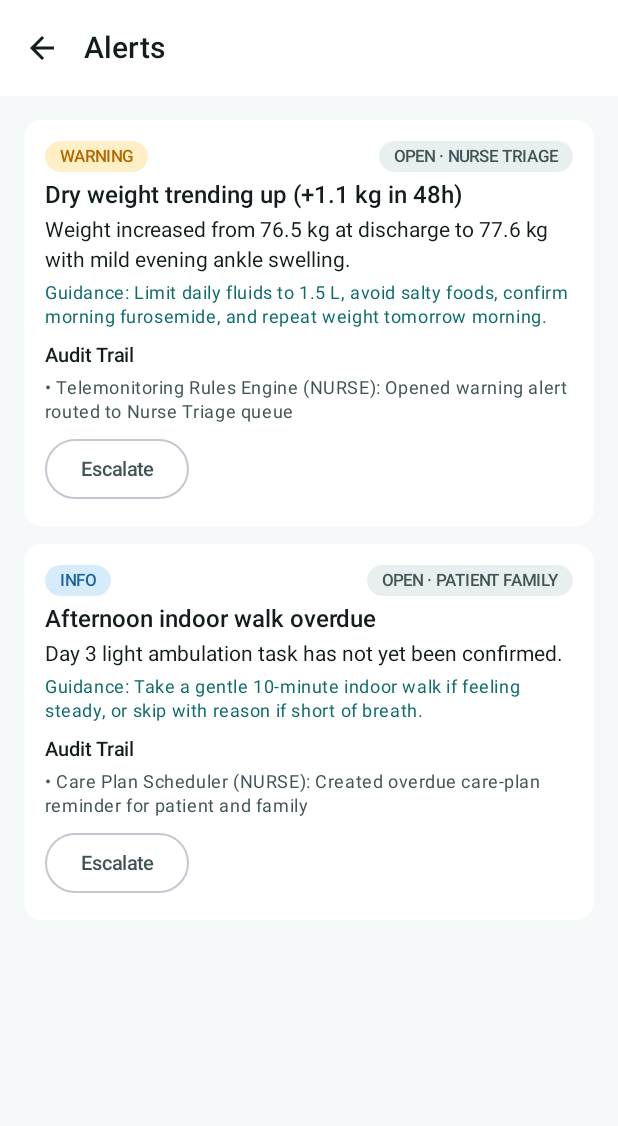
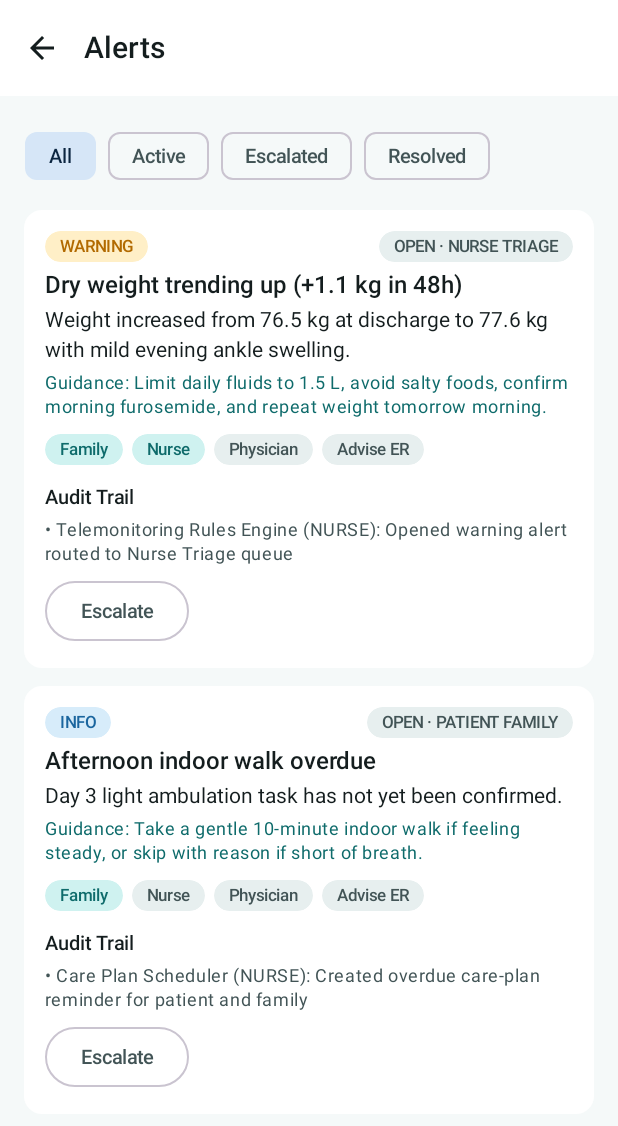
Before and after one commit to gilsonjuniorpro/hospital-discharge-companion, an Android app built with Jetpack Compose: the composable AlertsScreen shown on its own in the app's theme, on a phone screen of 412 x 824 dp. Shown: the top 1126 px of the screen. Run offline under Robolectric (Android 15) with nearby library versions, the phone set to English and light mode, and no system bars; our stand-ins replace Dagger/Hilt's generated code.

Commit message:
feat: add visual 4-stage escalation ladder and alert status filter chips on AlertsScreen

```diff
--- a/app/src/main/java/com/hospitaldischargecompanion/feature/alerts/AlertsScreen.kt
+++ b/app/src/main/java/com/hospitaldischargecompanion/feature/alerts/AlertsScreen.kt
@@ -9,6 +9,7 @@ import androidx.compose.foundation.layout.fillMaxSize
 import androidx.compose.foundation.layout.fillMaxWidth
 import androidx.compose.foundation.layout.padding
 import androidx.compose.foundation.lazy.LazyColumn
+import androidx.compose.foundation.lazy.LazyRow
 import androidx.compose.foundation.lazy.items
 import androidx.compose.material.icons.Icons
 import androidx.compose.material.icons.automirrored.outlined.ArrowBack
@@ -17,6 +18,7 @@ import androidx.compose.material3.Button
 import androidx.compose.material3.Card
 import androidx.compose.material3.CardDefaults
 import androidx.compose.material3.ExperimentalMaterial3Api
+import androidx.compose.material3.FilterChip
 import androidx.compose.material3.Icon
 import androidx.compose.material3.IconButton
 import androidx.compose.material3.MaterialTheme
@@ -36,6 +38,7 @@ import androidx.lifecycle.compose.collectAsStateWithLifecycle
 import com.hospitaldischargecompanion.R
 import com.hospitaldischargecompanion.core.alerts.AlertSeverity
 import com.hospitaldischargecompanion.core.alerts.ClinicalAlert
+import com.hospitaldischargecompanion.core.alerts.EscalationStage
 import com.hospitaldischargecompanion.core.ui.components.EmptyStateCard
 import com.hospitaldischargecompanion.core.ui.components.ErrorRetryCard
 import com.hospitaldischargecompanion.core.ui.components.LoadingStateBox
@@ -79,6 +82,24 @@ fun AlertsScreen(
         ) {
             state.errorMessage?.let { error ->
                 item { ErrorRetryCard(message = error, onRetry = { viewModel.dismissError() }) }
+            }
+
+            item {
+                LazyRow(horizontalArrangement = Arrangement.spacedBy(8.dp)) {
+                    val chips = listOf(
+                        AlertListFilter.ALL to R.string.filter_all,
+                        AlertListFilter.ACTIVE to R.string.filter_active,
+                        AlertListFilter.ESCALATED to R.string.filter_escalated,
+                        AlertListFilter.RESOLVED to R.string.filter_resolved
+                    )
+                    items(chips) { (filter, res) ->
+                        FilterChip(
+                            selected = state.selectedFilter == filter,
+                            onClick = { viewModel.setFilter(filter) },
+                            label = { Text(text = stringResource(res)) }
+                        )
+                    }
+                }
             }
 
             if (state.alerts.isEmpty()) {
@@ -154,6 +175,8 @@ private fun AlertDetailCard(
                 color = MaterialTheme.colorScheme.primary
             )
 
+            EscalationLadderRow(currentStage = alert.escalationStage)
+
             Text(
                 text = stringResource(R.string.alert_audit_trail_title),
                 style = MaterialTheme.typography.labelLarge,
@@ -193,3 +216,34 @@ private fun AlertDetailCard(
         }
     }
 }
+
+@Composable
+private fun EscalationLadderRow(currentStage: EscalationStage) {
+    val stages = listOf(
+        EscalationStage.PATIENT_FAMILY to R.string.ladder_stage_family,
+        EscalationStage.NURSE_TRIAGE to R.string.ladder_stage_nurse,
+        EscalationStage.PHYSICIAN_REVIEW to R.string.ladder_stage_physician,
+        EscalationStage.ADVISE_ER_COPY_ONLY to R.string.ladder_stage_er
+    )
+    LazyRow(
+        horizontalArrangement = Arrangement.spacedBy(6.dp),
+        modifier = Modifier.padding(vertical = 4.dp)
+    ) {
+        items(stages) { (stage, labelRes) ->
+            val reached = stage.ordinal <= currentStage.ordinal
+            StatusPill(
+                label = stringResource(labelRes),
+                containerColor = if (reached) {
+                    if (stage == EscalationStage.ADVISE_ER_COPY_ONLY) HdcColors.StatusCriticalContainer else HdcColors.ClinicalTealContainer
+                } else {
+                    MaterialTheme.colorScheme.surfaceVariant
+                },
+                contentColor = if (reached) {
+                    if (stage == EscalationStage.ADVISE_ER_COPY_ONLY) HdcColors.StatusCritical else HdcColors.ClinicalTeal
+                } else {
+                    MaterialTheme.colorScheme.onSurfaceVariant
+                }
+            )
+        }
+    }
+}
--- a/app/src/main/java/com/hospitaldischargecompanion/feature/alerts/AlertsViewModel.kt
+++ b/app/src/main/java/com/hospitaldischargecompanion/feature/alerts/AlertsViewModel.kt
@@ -5,6 +5,7 @@ import androidx.lifecycle.ViewModel
 import androidx.lifecycle.viewModelScope
 import androidx.navigation.toRoute
 import com.hospitaldischargecompanion.core.alerts.AlertRepository
+import com.hospitaldischargecompanion.core.alerts.AlertStatus
 import com.hospitaldischargecompanion.core.alerts.ClinicalAlert
 import com.hospitaldischargecompanion.core.demo.DemoSessionRepository
 import com.hospitaldischargecompanion.core.demo.DomainResult
@@ -21,10 +22,18 @@ import kotlinx.coroutines.flow.stateIn
 import kotlinx.coroutines.launch
 import javax.inject.Inject
 
+enum class AlertListFilter {
+    ALL,
+    ACTIVE,
+    ESCALATED,
+    RESOLVED
+}
+
 data class AlertsUiState(
     val episode: DischargeEpisode? = null,
     val activeRole: UserRole = UserRole.PATIENT,
     val highlightAlertId: String? = null,
+    val selectedFilter: AlertListFilter = AlertListFilter.ALL,
     val alerts: List<ClinicalAlert> = emptyList(),
     val errorMessage: String? = null,
     val isLoading: Boolean = true
@@ -42,19 +51,28 @@ class AlertsViewModel @Inject constructor(
         ?: runCatching { savedStateHandle.toRoute<HdcRoute.Alerts>().episodeId }.getOrDefault("ep-hf-001")
     private val highlightAlertId: String? = savedStateHandle.get<String>("highlightAlertId")
         ?: runCatching { savedStateHandle.toRoute<HdcRoute.Alerts>().highlightAlertId }.getOrNull()
+    private val _selectedFilter = MutableStateFlow(AlertListFilter.ALL)
     private val _error = MutableStateFlow<String?>(null)
 
     val uiState: StateFlow<AlertsUiState> = combine(
         episodeRepository.observeEpisode(episodeId),
         sessionRepository.sessionState,
         alertRepository.observeEpisodeAlerts(episodeId),
+        _selectedFilter,
         _error
-    ) { episode, session, alerts, error ->
+    ) { episode, session, alerts, filter, error ->
+        val filtered = when (filter) {
+            AlertListFilter.ALL -> alerts
+            AlertListFilter.ACTIVE -> alerts.filter { it.isActive }
+            AlertListFilter.ESCALATED -> alerts.filter { it.status == AlertStatus.ESCALATED }
+            AlertListFilter.RESOLVED -> alerts.filter { it.status == AlertStatus.RESOLVED }
+        }
         AlertsUiState(
             episode = episode,
             activeRole = session.activeRole ?: UserRole.PATIENT,
             highlightAlertId = highlightAlertId,
-            alerts = alerts,
+            selectedFilter = filter,
+            alerts = filtered,
             errorMessage = error,
             isLoading = false
         )
@@ -63,6 +81,10 @@ class AlertsViewModel @Inject constructor(
         started = SharingStarted.WhileSubscribed(5_000),
         initialValue = AlertsUiState()
     )
+
+    fun setFilter(filter: AlertListFilter) {
+        _selectedFilter.value = filter
+    }
 
     private fun actorName(): String {
         val state = uiState.value
--- a/app/src/main/res/values/strings.xml
+++ b/app/src/main/res/values/strings.xml
@@ -258,4 +258,12 @@
     <string name="vital_temp_f_label">Temp (°F)</string>
     <string name="vital_bp_category_format">BP Classification: %1$s</string>
     <string name="vitals_demo_normal_preset">Normal Preset</string>
+
+    <string name="filter_active">Active</string>
+    <string name="filter_escalated">Escalated</string>
+    <string name="filter_resolved">Resolved</string>
+    <string name="ladder_stage_family">Family</string>
+    <string name="ladder_stage_nurse">Nurse</string>
+    <string name="ladder_stage_physician">Physician</string>
+    <string name="ladder_stage_er">Advise ER</string>
 </resources>
```
Also changed, not shown: 3 other files.
